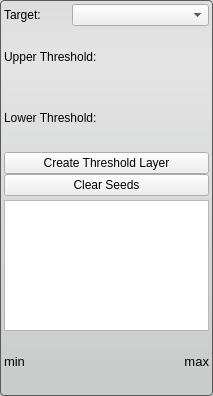
Above: Interface/ToolInterface/ThresholdToolInterface.ui from jessdtate/Seg3D before the change. Below: the same form after it.
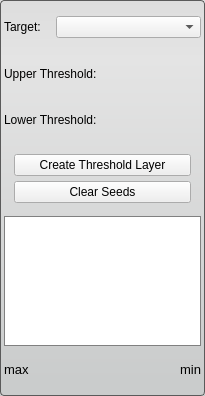
That is the form after the change.

Commit message: ui updates, all tools/filters ui's fixed

Patch:
```diff
--- a/Interface/ToolInterface/ThresholdToolInterface.ui
+++ b/Interface/ToolInterface/ThresholdToolInterface.ui
@@ -6,19 +6,19 @@
    <rect>
     <x>0</x>
     <y>0</y>
-    <width>213</width>
+    <width>205</width>
     <height>396</height>
    </rect>
   </property>
   <property name="sizePolicy">
-   <sizepolicy hsizetype="MinimumExpanding" vsizetype="Fixed">
+   <sizepolicy hsizetype="Preferred" vsizetype="Fixed">
     <horstretch>0</horstretch>
     <verstretch>0</verstretch>
    </sizepolicy>
   </property>
   <property name="minimumSize">
    <size>
-    <width>213</width>
+    <width>0</width>
     <height>396</height>
    </size>
   </property>
@@ -36,9 +36,14 @@
 	border-radius: 4px;
 	border: 1px solid rgb(90, 90, 90);
 	background-color: qlineargradient(spread:pad, x1:0.5, y1:0, x2:0.5, y2:0.960227, stop:0 rgba(221, 221, 221, 255), stop:0.155779 rgba(228, 228, 228, 255), stop:1 rgba(202, 204, 204, 255));      
+}
+
+QWidget#threshold_histogram_{
+	background-color: white;
+	border: 1px solid gray;
 }</string>
   </property>
-  <layout class="QVBoxLayout" name="verticalLayout_2">
+  <layout class="QVBoxLayout" name="verticalLayout">
    <property name="spacing">
     <number>0</number>
    </property>
@@ -46,8 +51,12 @@
     <number>4</number>
    </property>
    <item>
-    <layout class="QHBoxLayout" name="activeHLayout" stretch="1,2">
+    <widget class="QWidget" name="widget" native="true">
+     <layout class="QHBoxLayout" name="horizontalLayout" stretch="1,3">
      <property name="spacing">
+       <number>4</number>
+      </property>
+      <property name="margin">
       <number>0</number>
      </property>
      <item>
@@ -60,7 +69,7 @@
      <item>
       <widget class="QComboBox" name="targetComboBox">
        <property name="sizePolicy">
-        <sizepolicy hsizetype="MinimumExpanding" vsizetype="Fixed">
+         <sizepolicy hsizetype="Preferred" vsizetype="Fixed">
          <horstretch>0</horstretch>
          <verstretch>0</verstretch>
         </sizepolicy>
@@ -68,9 +77,17 @@
       </widget>
      </item>
     </layout>
+    </widget>
    </item>
    <item>
-    <layout class="QHBoxLayout" name="upperHLayout_top">
+    <widget class="QWidget" name="widget_2" native="true">
+     <layout class="QVBoxLayout" name="verticalLayout_2">
+      <property name="spacing">
+       <number>2</number>
+      </property>
+      <property name="margin">
+       <number>0</number>
+      </property>
      <item>
       <widget class="QLabel" name="upperLabel">
        <property name="text">
@@ -79,12 +96,17 @@
       </widget>
      </item>
     </layout>
+    </widget>
    </item>
    <item>
-    <layout class="QHBoxLayout" name="upperHLayout_bottom"/>
-   </item>
-   <item>
-    <layout class="QHBoxLayout" name="lowerHLayout_top">
+    <widget class="QWidget" name="widget_3" native="true">
+     <layout class="QVBoxLayout" name="verticalLayout_3">
+      <property name="spacing">
+       <number>2</number>
+      </property>
+      <property name="margin">
+       <number>0</number>
+      </property>
      <item>
       <widget class="QLabel" name="lowerLabel">
        <property name="text">
@@ -93,25 +115,27 @@
       </widget>
      </item>
     </layout>
+    </widget>
    </item>
    <item>
-    <layout class="QHBoxLayout" name="lowerHLayout_bottom"/>
-   </item>
-   <item>
-    <layout class="QVBoxLayout" name="verticalLayout">
+    <widget class="QWidget" name="widget_4" native="true">
+     <property name="minimumSize">
+      <size>
+       <width>0</width>
+       <height>73</height>
+      </size>
+     </property>
+     <layout class="QVBoxLayout" name="verticalLayout_4">
      <property name="spacing">
-      <number>0</number>
-     </property>
-     <property name="topMargin">
       <number>4</number>
      </property>
-     <property name="bottomMargin">
-      <number>4</number>
+      <property name="margin">
+       <number>10</number>
      </property>
      <item>
       <widget class="QPushButton" name="createThresholdLayerButton">
        <property name="sizePolicy">
-        <sizepolicy hsizetype="MinimumExpanding" vsizetype="Fixed">
+         <sizepolicy hsizetype="Preferred" vsizetype="Fixed">
          <horstretch>0</horstretch>
          <verstretch>0</verstretch>
         </sizepolicy>
@@ -124,7 +148,7 @@
      <item>
       <widget class="QPushButton" name="clearSeedsButton">
        <property name="sizePolicy">
-        <sizepolicy hsizetype="MinimumExpanding" vsizetype="Fixed">
+         <sizepolicy hsizetype="Preferred" vsizetype="Fixed">
          <horstretch>0</horstretch>
          <verstretch>0</verstretch>
         </sizepolicy>
@@ -135,41 +159,55 @@
       </widget>
      </item>
     </layout>
+    </widget>
    </item>
    <item>
-    <widget class="QGraphicsView" name="histogramView">
+    <widget class="QWidget" name="threshold_histogram_" native="true">
+     <property name="minimumSize">
+      <size>
+       <width>0</width>
+       <height>130</height>
+      </size>
+     </property>
+    </widget>
+   </item>
+   <item>
+    <widget class="QWidget" name="widget_5" native="true">
+     <layout class="QHBoxLayout" name="horizontalLayout_2">
+      <property name="spacing">
+       <number>0</number>
+      </property>
+      <property name="margin">
+       <number>0</number>
+      </property>
+      <item>
+       <widget class="QLabel" name="maxLabel">
      <property name="sizePolicy">
-      <sizepolicy hsizetype="MinimumExpanding" vsizetype="Fixed">
+         <sizepolicy hsizetype="Preferred" vsizetype="Preferred">
        <horstretch>0</horstretch>
        <verstretch>0</verstretch>
       </sizepolicy>
      </property>
-     <property name="minimumSize">
-      <size>
-       <width>200</width>
-       <height>131</height>
-      </size>
-     </property>
-     <property name="maximumSize">
-      <size>
-       <width>16777215</width>
-       <height>131</height>
-      </size>
-     </property>
-     <property name="horizontalScrollBarPolicy">
-      <enum>Qt::ScrollBarAlwaysOff</enum>
+        <property name="font">
+         <font>
+          <pointsize>10</pointsize>
+         </font>
+        </property>
+        <property name="text">
+         <string>max</string>
+        </property>
+        <property name="alignment">
+         <set>Qt::AlignLeading|Qt::AlignLeft|Qt::AlignVCenter</set>
+        </property>
+        <property name="indent">
+         <number>0</number>
      </property>
     </widget>
    </item>
-   <item>
-    <layout class="QHBoxLayout" name="minMaxHLayout">
-     <property name="spacing">
-      <number>0</number>
-     </property>
      <item>
       <widget class="QLabel" name="minLabel">
        <property name="sizePolicy">
-        <sizepolicy hsizetype="MinimumExpanding" vsizetype="Preferred">
+         <sizepolicy hsizetype="Preferred" vsizetype="Preferred">
          <horstretch>0</horstretch>
          <verstretch>0</verstretch>
         </sizepolicy>
@@ -184,30 +222,16 @@
        <property name="text">
         <string>min</string>
        </property>
-      </widget>
-     </item>
-     <item>
-      <widget class="QLabel" name="maxLabel">
-       <property name="sizePolicy">
-        <sizepolicy hsizetype="MinimumExpanding" vsizetype="Preferred">
-         <horstretch>0</horstretch>
-         <verstretch>0</verstretch>
-        </sizepolicy>
-       </property>
-       <property name="font">
-        <font>
-         <pointsize>10</pointsize>
-        </font>
-       </property>
-       <property name="text">
-        <string>max</string>
-       </property>
        <property name="alignment">
         <set>Qt::AlignRight|Qt::AlignTrailing|Qt::AlignVCenter</set>
        </property>
+        <property name="indent">
+         <number>0</number>
+        </property>
       </widget>
      </item>
     </layout>
+    </widget>
    </item>
   </layout>
  </widget>
```
Lines whose indentation alone changed are shown as unchanged. The commit also changes 19 other files.
